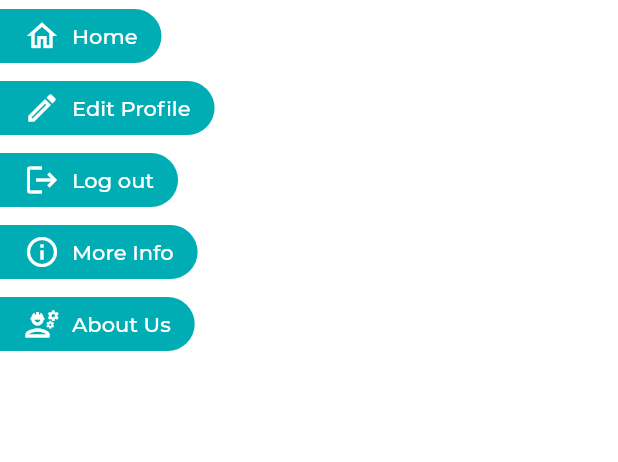
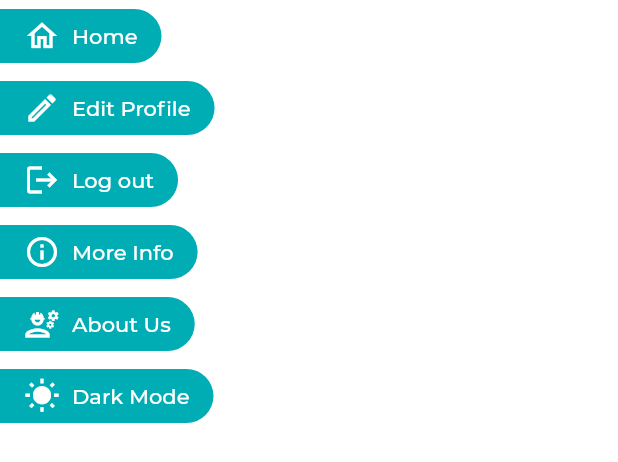
Before and after one commit to Runbhumi/Runbhumi, a Flutter app: the DrawerBody widget shown alone on an empty page, opened directly, on a phone screen of 412 x 824 dp. Shown: the top 462 px of the screen. Run offline on Flutter 3.47's test engine with Material 2 defaults, Android fonts, the phone set to English and light mode, and no system bars; our stand-ins replace bubble_tab_indicator, cloud_firestore, datetime_picker_formfield, firebase_auth, firebase_core, font_awesome_flutter and 2 more; accounts and stored records are empty; network calls fail; project files that could hold a hidden picture were left out.

Commit message:
Added Dark Mode Switch

```diff
--- a/lib/utils/theme_config.dart
+++ b/lib/utils/theme_config.dart
@@ -49,8 +49,119 @@ class ThemeConfig {
   );
 }
 */
-class ThemeConfig {
-  static ThemeData lightTheme = ThemeData(
+//class ThemeConfig {
+//  static ThemeData lightTheme = ThemeData(
+//    visualDensity: VisualDensity.adaptivePlatformDensity,
+//    inputDecorationTheme: InputDecorationTheme(
+//      hintStyle: TextStyle(
+//        color: Color(0xff393E46),
+//      ),
+//      filled: true,
+//      fillColor: Color(0xffeeeeee),
+//      hoverColor: Colors.white,
+//      alignLabelWithHint: true,
+//      border: OutlineInputBorder(
+//        borderRadius: new BorderRadius.circular(50),
+//        borderSide: BorderSide(
+//          color: Color(0xff00adb5),
+//          width: 2.0,
+//        ),
+//      ),
+//      // focusedBorder: focusedBorder(context),
+//    ),
+//    bottomAppBarTheme: BottomAppBarTheme(
+//      color: Colors.white,
+//      elevation: 0,
+//    ),
+//    appBarTheme: AppBarTheme(
+//      color: Colors.white,
+//      elevation: 0,
+//      brightness: Brightness.light,
+//      centerTitle: true,
+//      iconTheme: IconThemeData(
+//        color: Colors.black,
+//      ),
+//    ),
+//    primaryColor: Color(0xff00adb5),
+//    primaryColorLight: Color(0xff00adb5),
+//    accentColor: Color(0xff393e46),
+//    buttonColor: Color(0xffeeeeee),
+//    scaffoldBackgroundColor: Colors.white,
+//    bottomAppBarColor: Colors.white,
+//    fontFamily: 'Montserrat',
+//    brightness: Brightness.light,
+//    primaryColorBrightness: Brightness.light,
+//  );
+//
+//  static ThemeData darkTheme = ThemeData(
+//    visualDensity: VisualDensity.adaptivePlatformDensity,
+//    appBarTheme: AppBarTheme(
+//        color: Colors.black26,
+//        elevation: 0,
+//        brightness: Brightness.dark,
+//        centerTitle: true,
+//        iconTheme: IconThemeData(
+//          color: Colors.white,
+//        ),
+//        actionsIconTheme: IconThemeData(
+//          color: Colors.white,
+//        )),
+//    inputDecorationTheme: InputDecorationTheme(
+//      hintStyle: TextStyle(
+//        color: Color(0xff333333),
+//      ),
+//      filled: true,
+//      fillColor: Colors.black,
+//      alignLabelWithHint: true,
+//      border: OutlineInputBorder(
+//        borderRadius: new BorderRadius.circular(50),
+//        borderSide: BorderSide(
+//          color: Color(0xffB3ABAB),
+//          width: 2.0,
+//        ),
+//      ),
+//      // focusedBorder: focusedBorder(context),
+//    ),
+//    primaryColor: Color(0xff00adb5),
+//    primaryColorLight: Color(0xff00adb5),
+//    accentColor: Color(0xff393e46),
+//    buttonColor: Color(0xffeeeeee),
+//    bottomNavigationBarTheme: BottomNavigationBarThemeData(
+//      backgroundColor: Colors.black45,
+//      elevation: 10,
+//      selectedItemColor: Color(0xff00adb5),
+//    ),
+//    fontFamily: 'Montserrat',
+//    brightness: Brightness.dark,
+//  );
+//
+//  OutlineInputBorder focusedBorder(BuildContext context) {
+//    return OutlineInputBorder(
+//      borderRadius: new BorderRadius.circular(50),
+//      borderSide: BorderSide(
+//        color: Color(0xff00adb5),
+//        width: 2.0,
+//      ),
+//    );
+//  }
+//
+//  OutlineInputBorder border() {
+//    return OutlineInputBorder(
+//      borderRadius: new BorderRadius.circular(50),
+//      borderSide: BorderSide(
+//        color: Color(0xffB3ABAB),
+//        width: 1.0,
+//      ),
+//    );
+//  }
+//}
+
+// dark mode switch
+enum MyTheme { Light, Dark }
+
+class ThemeNotifier extends ChangeNotifier {
+  static List<ThemeData> themes = [
+    ThemeData(
       visualDensity: VisualDensity.adaptivePlatformDensity,
       inputDecorationTheme: InputDecorationTheme(
         hintStyle: TextStyle(
@@ -91,9 +202,8 @@ class ThemeConfig {
       fontFamily: 'Montserrat',
       brightness: Brightness.light,
       primaryColorBrightness: Brightness.light,
-  );
-
-  static ThemeData darkTheme = ThemeData(
+    ),
+    ThemeData(
       visualDensity: VisualDensity.adaptivePlatformDensity,
       appBarTheme: AppBarTheme(
           color: Colors.black26,
@@ -133,7 +243,27 @@ class ThemeConfig {
       ),
       fontFamily: 'Montserrat',
       brightness: Brightness.dark,
-  );
+    ),
+  ];
+
+  MyTheme _current = MyTheme.Light;
+  ThemeData _currentTheme = themes[0];
+
+  set currentTheme(theme) {
+    if (theme != null) {
+      _current = theme;
+      _currentTheme = _current == MyTheme.Light ? themes[0] : themes[1];
+      notifyListeners();
+    }
+  }
+
+  get myTheme => _current;
+
+  get currentTheme => _currentTheme;
+
+  void switchTheme() => _current == MyTheme.Light
+      ? currentTheme = MyTheme.Dark
+      : currentTheme = MyTheme.Light;
 
   OutlineInputBorder focusedBorder(BuildContext context) {
     return OutlineInputBorder(
@@ -155,6 +285,7 @@ class ThemeConfig {
     );
   }
 }
+
 /*
 ThemeData lightTheme(BuildContext context) {
     return ThemeData(
--- a/lib/view/profilePage.dart
+++ b/lib/view/profilePage.dart
@@ -4,8 +4,11 @@ import 'package:Runbhumi/utils/Constants.dart';
 import 'package:bubble_tab_indicator/bubble_tab_indicator.dart';
 import 'package:cloud_firestore/cloud_firestore.dart';
 import 'package:flutter/material.dart';
+import 'package:font_awesome_flutter/font_awesome_flutter.dart';
 import '../widget/widgets.dart';
 import 'package:firebase_core/firebase_core.dart';
+import 'package:Runbhumi/utils/theme_config.dart';
+import 'package:provider/provider.dart';
 
 class Profile extends StatefulWidget {
   @override
@@ -60,6 +63,7 @@ class _ProfileState extends State<Profile> with SingleTickerProviderStateMixin {
 
   @override
   Widget build(BuildContext context) {
+    final theme = Provider.of<ThemeNotifier>(context);
     var myDrawer = SafeArea(
       child: Scaffold(
         backgroundColor: Theme.of(context).primaryColor,
@@ -138,6 +142,7 @@ class DrawerBody extends StatefulWidget {
 class _DrawerBodyState extends State<DrawerBody> {
   @override
   Widget build(BuildContext context) {
+    final theme = Provider.of<ThemeNotifier>(context);
     return Column(
       crossAxisAlignment: CrossAxisAlignment.start,
       children: [
@@ -190,6 +195,18 @@ class _DrawerBodyState extends State<DrawerBody> {
             Icons.engineering_outlined,
             color: Colors.white,
           ),
+        ),
+        DrawerButton(
+          onpressed: () {
+            theme.switchTheme();
+          },
+          label: 'Dark Mode',
+          icon: theme.myTheme == MyTheme.Light
+              ? Icon(
+                  Icons.wb_sunny,
+                  color: Colors.white,
+                )
+              : Icon(FontAwesomeIcons.solidMoon),
         ),
       ],
     );
--- a/pubspec.yaml
+++ b/pubspec.yaml
@@ -30,7 +30,8 @@ dependencies:
   splashscreen: ^1.2.0
   datetime_picker_formfield: ^1.0.0
   bot_toast: ^3.0.4
-
+  provider:
+  font_awesome_flutter:
   #firbase
   firebase_core: ^0.5.0
 
```
Also changed, not shown: lib/main.dart (+7 -3 lines), pubspec.lock. Lines whose indentation alone changed are shown as unchanged.
